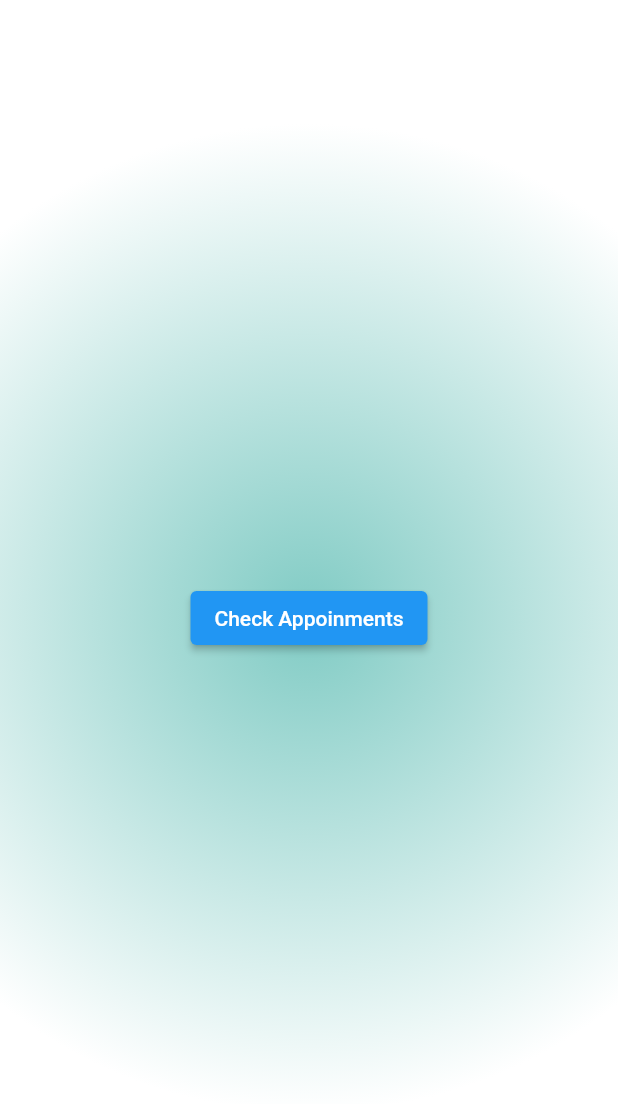
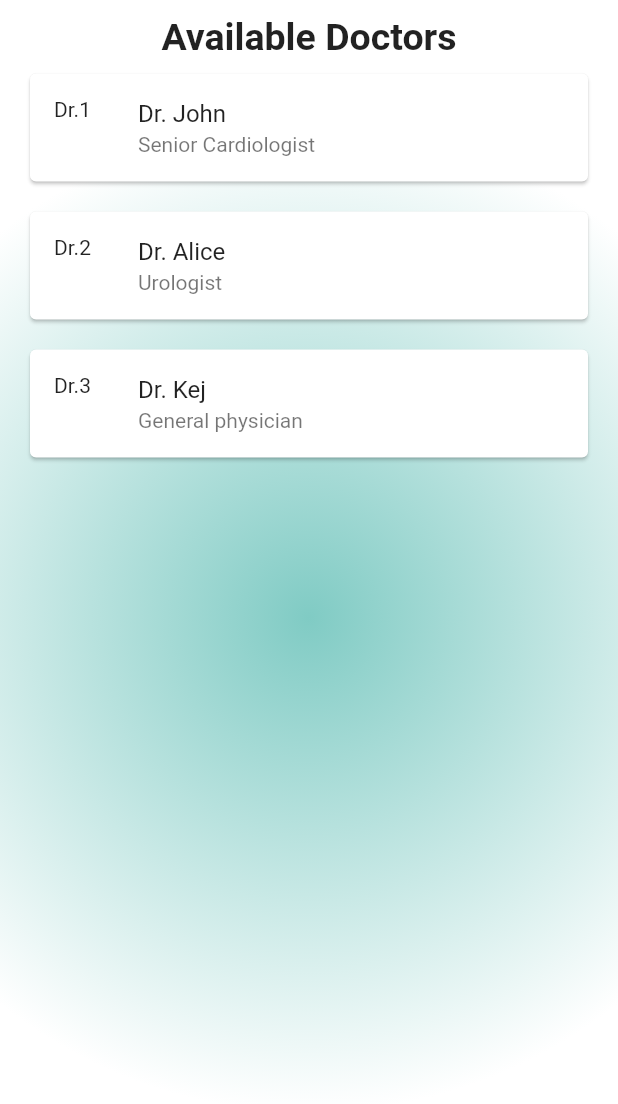
Before and after one commit to SoundaryaR2010/health_care_app, a Flutter app: the MyHomePage screen opened directly, on a phone screen of 412 x 824 dp. Shown: the top 1104 px of the screen. Run offline on Flutter 3.47's test engine with Material 2 defaults, Android fonts, the phone set to English and light mode, and no system bars; our stand-ins replace bubble.

```diff
--- a/lib/book_appointment.dart
+++ b/lib/book_appointment.dart
@@ -47,6 +47,11 @@ class _MyHomePageState extends State<MyHomePage> {
   List _items = [];
 
   @override
+  void initState() {
+    // TODO: implement initState
+    super.initState();
+    readJson();
+  }
   Future<void> readJson() async {
     final String response = await rootBundle.loadString('assets/details.json');
     final data = await json.decode(response);
@@ -64,13 +69,22 @@ class _MyHomePageState extends State<MyHomePage> {
             colors: [Colors.teal.shade200, Colors.white],
           ),
         ),
+        child: Padding(
+          padding: const EdgeInsets.all(10.0),
           child: Column(
             mainAxisAlignment: MainAxisAlignment.center,
             children: <Widget>[
-            ElevatedButton(
-              child: const Text('Check Appoinments'),
-              onPressed: readJson,
+              Text(
+                "Available Doctors",
+                style: TextStyle(
+                  fontWeight: FontWeight.bold,
+                  fontSize: 25,
                 ),
+              ),
+              // ElevatedButton(
+              //   child: const Text('Check Appoinments'),
+              //   onPressed: readJson,
+              // ),
               // Image.asset(
               //   "assets/images/boy.jpg",
               //   fit: BoxFit.cover,
@@ -215,6 +229,7 @@ class _MyHomePageState extends State<MyHomePage> {
             ],
           ),
         ),
+      ),
     );
   }
 }
```
Also changed, not shown: lib/phone_details.dart (added, +84 -0 lines). Lines whose indentation alone changed are shown as unchanged.
